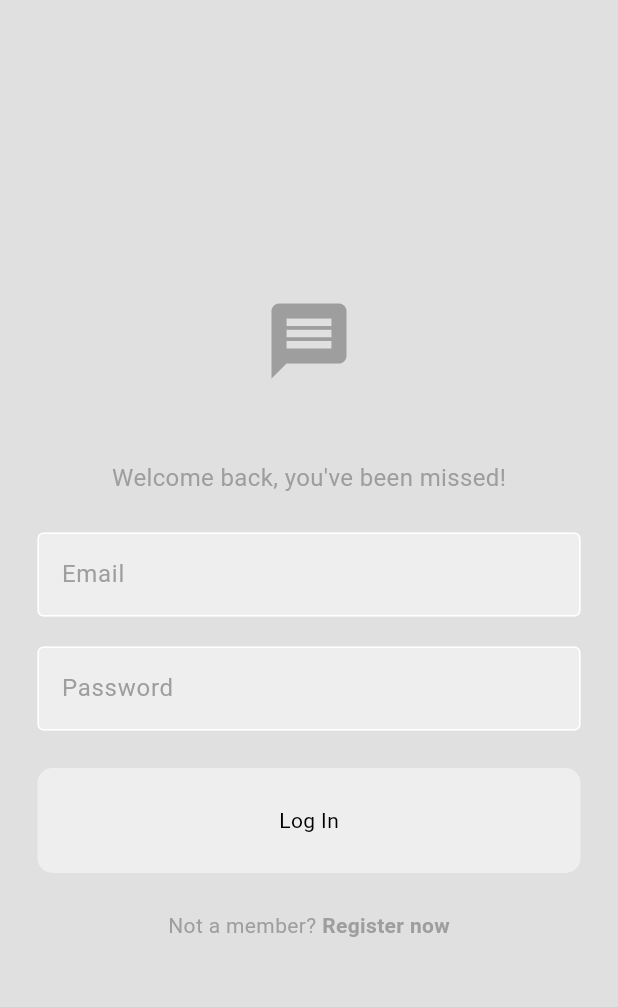
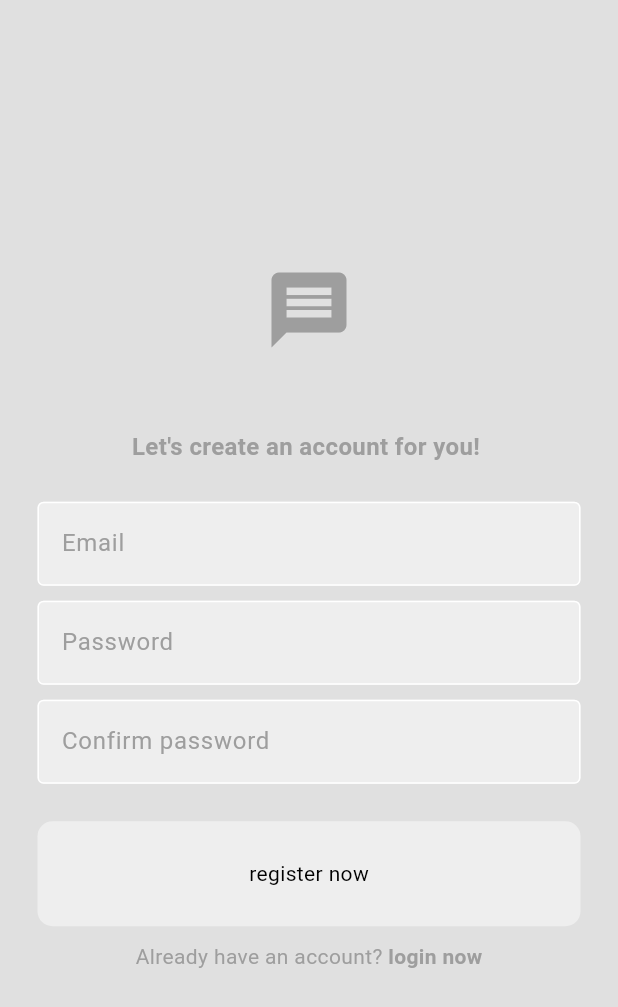
Before and after one commit to Ark3n/chat_app, a Flutter app: the screen it shows after launch, on a phone screen of 412 x 824 dp. Shown: the top 1007 px of the screen. Run offline on Flutter 3.47's test engine with Material 3 defaults, Android fonts, the phone set to English and light mode, and no system bars; missing offline and left inert: dart:ffi.

Commit message:
UI: register_page has been created

```diff
--- a/lib/main.dart
+++ b/lib/main.dart
@@ -1,3 +1,4 @@
+import 'package:chat_app/pages/register_page.dart';
 import 'package:chat_app/themes/light_mode.dart';
 import 'package:flutter/material.dart';
 
@@ -15,7 +16,7 @@ class MyApp extends StatelessWidget {
     return MaterialApp(
       debugShowCheckedModeBanner: false,
       theme: lightMode,
-      home: LoginPage(),
+      home: RegisterPage(),
     );
   }
 }
--- /dev/null
+++ b/lib/pages/register_page.dart
@@ -0,0 +1,87 @@
+import 'package:chat_app/components/my_button.dart';
+import 'package:chat_app/components/my_text_field.dart';
+import 'package:flutter/material.dart';
+
+class RegisterPage extends StatelessWidget {
+  final TextEditingController _emailController = TextEditingController();
+  final TextEditingController _pwController = TextEditingController();
+  final TextEditingController _confirmPwController = TextEditingController();
+  RegisterPage({super.key});
+
+  // methods
+  void register() {}
+
+  @override
+  Widget build(BuildContext context) {
+    return Scaffold(
+      backgroundColor: Theme.of(context).colorScheme.surface,
+      body: Center(
+        child: Column(
+          mainAxisAlignment: MainAxisAlignment.center,
+          children: [
+            // logo
+            Icon(
+              Icons.message,
+              size: 60,
+              color: Theme.of(context).colorScheme.primary,
+            ),
+            const SizedBox(height: 50),
+
+            // welcome message
+            Text(
+              'Let\'s create an account for you! ',
+              style: TextStyle(
+                  fontWeight: FontWeight.bold,
+                  fontSize: 16,
+                  color: Theme.of(context).colorScheme.primary),
+            ),
+            const SizedBox(height: 25),
+
+            // email text field
+            MyTextField(
+                hintText: 'Email',
+                obscureText: false,
+                controller: _emailController),
+            const SizedBox(height: 10),
+
+            // pw text field
+            MyTextField(
+                hintText: 'Password',
+                obscureText: true,
+                controller: _pwController),
+            const SizedBox(height: 10),
+
+            // confirm pw text field
+            MyTextField(
+                hintText: 'Confirm password',
+                obscureText: true,
+                controller: _confirmPwController),
+            const SizedBox(height: 25),
+
+            // register button
+            MyButton(title: 'register now', onTap: register),
+            const SizedBox(height: 10),
+
+            // login now
+            Row(
+              mainAxisAlignment: MainAxisAlignment.center,
+              children: [
+                Text(
+                  'Already have an account? ',
+                  style:
+                      TextStyle(color: Theme.of(context).colorScheme.primary),
+                ),
+                Text(
+                  'login now',
+                  style: TextStyle(
+                      color: Theme.of(context).colorScheme.primary,
+                      fontWeight: FontWeight.bold),
+                ),
+              ],
+            )
+          ],
+        ),
+      ),
+    );
+  }
+}
```
